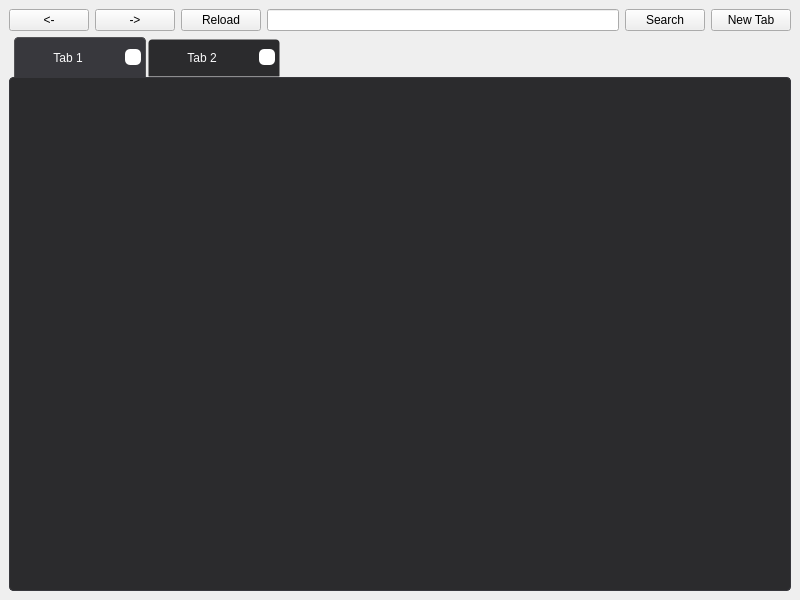
First picture: the form in mainwindow.ui, repository dhkey/qt-web-browser, before the edit.
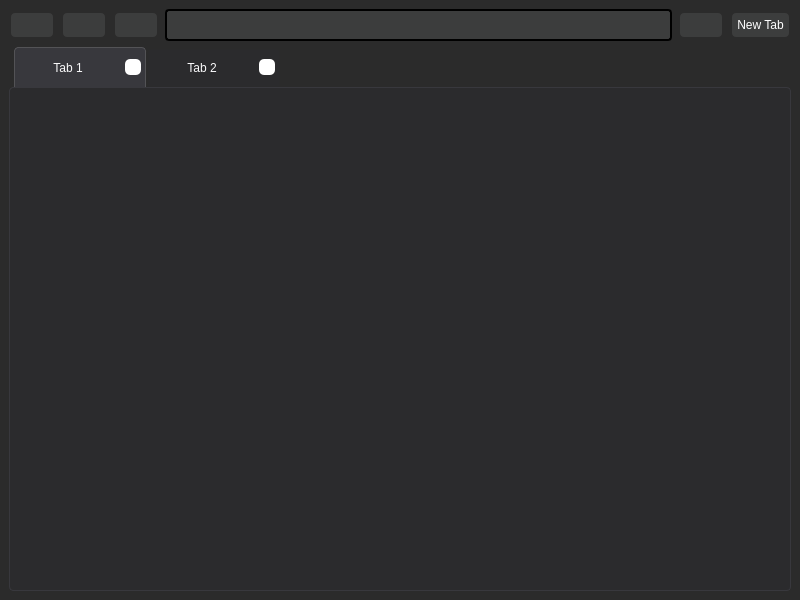
Second picture: the form after the edit. The open tabs and pages were chosen to show the change. Icons and pictures are not drawn.

Commit message: added basic styles

The edit to the form file:
```diff
--- a/mainwindow.ui
+++ b/mainwindow.ui
@@ -13,6 +13,18 @@
   <property name="windowTitle">
    <string>MainWindow</string>
   </property>
+  <property name="styleSheet">
+   <string notr="true">QMainWindow {
+    background-color: #2b2b2b;
+}
+
+QMainWindow#MainWindow QTabBar::close-button {
+    background-color: rgb(255, 255, 255);
+    subcontrol-position: right;
+    border-radius: 5px;
+    margin: 2px;
+}</string>
+  </property>
   <widget class="QWidget" name="centralwidget">
    <layout class="QGridLayout" name="gridLayout_5">
     <item row="0" column="1">
@@ -21,36 +33,202 @@
        <layout class="QHBoxLayout" name="horizontalLayout_4">
         <item>
          <widget class="QPushButton" name="backButton">
+          <property name="sizePolicy">
+           <sizepolicy hsizetype="Preferred" vsizetype="Fixed">
+            <horstretch>0</horstretch>
+            <verstretch>0</verstretch>
+           </sizepolicy>
+          </property>
+          <property name="styleSheet">
+           <string notr="true">
+QPushButton, QToolButton {
+    background-color: rgb(60, 61, 61);
+    border: none;
+    color: white;
+    qproperty-iconSize: 20px 20px;
+    padding: 5px;
+    margin: 2;
+    border-radius: 4px;
+}
+
+QPushButton:hover, QToolButton:hover {
+    background-color: #4a4a4f;
+}
+
+QPushButton:disabled, QToolButton:disabled {
+    opacity: 0.5;
+}
+
+QPushButton:pressed, QToolButton:pressed {
+    background-color: #2b2b2d;
+}
+
+QPushButton:focus, QToolButton:focus {
+    outline: none;
+    border: 1px solid #535356;
+}</string>
+          </property>
           <property name="text">
-           <string>&lt;-</string>
+           <string/>
+          </property>
+          <property name="icon">
+           <iconset theme="QIcon::ThemeIcon::GoPrevious"/>
           </property>
          </widget>
         </item>
         <item>
          <widget class="QPushButton" name="forwardButton">
+          <property name="autoFillBackground">
+           <bool>false</bool>
+          </property>
+          <property name="styleSheet">
+           <string notr="true">
+QPushButton, QToolButton {
+    background-color: rgb(60, 61, 61);
+    border: none;
+    color: white;
+    qproperty-iconSize: 20px 20px;
+    padding: 5px;
+    margin: 2;
+    border-radius: 4px;
+}
+
+QPushButton:hover, QToolButton:hover {
+    background-color: #4a4a4f;
+}
+
+QPushButton:disabled, QToolButton:disabled {
+    opacity: 0.5;
+}
+
+QPushButton:pressed, QToolButton:pressed {
+    background-color: #2b2b2d;
+}
+
+QPushButton:focus, QToolButton:focus {
+    outline: none;
+    border: 1px solid #535356;
+}</string>
+          </property>
           <property name="text">
-           <string>-&gt;</string>
+           <string/>
+          </property>
+          <property name="icon">
+           <iconset theme="QIcon::ThemeIcon::GoNext"/>
           </property>
          </widget>
         </item>
         <item>
          <widget class="QPushButton" name="reloadButton">
+          <property name="styleSheet">
+           <string notr="true">
+QPushButton, QToolButton {
+    background-color: rgb(60, 61, 61);
+    border: none;
+    color: white;
+    qproperty-iconSize: 20px 20px;
+    padding: 5px;
+    margin: 2;
+    border-radius: 4px;
+}
+
+QPushButton:hover, QToolButton:hover {
+    background-color: #4a4a4f;
+}
+
+QPushButton:disabled, QToolButton:disabled {
+    opacity: 0.5;
+}
+
+QPushButton:pressed, QToolButton:pressed {
+    background-color: #2b2b2d;
+}
+
+QPushButton:focus, QToolButton:focus {
+    outline: none;
+    border: 1px solid #535356;
+}</string>
+          </property>
           <property name="text">
-           <string>Reload</string>
+           <string/>
+          </property>
+          <property name="icon">
+           <iconset theme="QIcon::ThemeIcon::ViewRefresh"/>
           </property>
          </widget>
         </item>
        </layout>
       </item>
       <item row="0" column="2">
-       <widget class="QPushButton" name="SearchButton">
+       <widget class="QPushButton" name="searchButton">
+        <property name="styleSheet">
+         <string notr="true">
+QPushButton, QToolButton {
+    background-color: rgb(60, 61, 61);
+    border: none;
+    color: white;
+    qproperty-iconSize: 20px 20px;
+    padding: 5px;
+    margin: 2;
+    border-radius: 4px;
+}
+
+QPushButton:hover, QToolButton:hover {
+    background-color: #4a4a4f;
+}
+
+QPushButton:disabled, QToolButton:disabled {
+    opacity: 0.5;
+}
+
+QPushButton:pressed, QToolButton:pressed {
+    background-color: #2b2b2d;
+}
+
+QPushButton:focus, QToolButton:focus {
+    outline: none;
+    border: 1px solid #535356;
+}</string>
+        </property>
         <property name="text">
-         <string>Search</string>
+         <string/>
+        </property>
+        <property name="icon">
+         <iconset theme="QIcon::ThemeIcon::SystemSearch"/>
         </property>
        </widget>
       </item>
       <item row="0" column="3">
        <widget class="QPushButton" name="newTabButton">
+        <property name="styleSheet">
+         <string notr="true">
+QPushButton, QToolButton {
+    background-color: rgb(60, 61, 61);
+    border: none;
+    color: white;
+    qproperty-iconSize: 20px 20px;
+    padding: 5px;
+    margin: 2;
+    border-radius: 4px;
+}
+
+QPushButton:hover, QToolButton:hover {
+    background-color: #4a4a4f;
+}
+
+QPushButton:disabled, QToolButton:disabled {
+    opacity: 0.5;
+}
+
+QPushButton:pressed, QToolButton:pressed {
+    background-color: #2b2b2d;
+}
+
+QPushButton:focus, QToolButton:focus {
+    outline: none;
+    border: 1px solid #535356;
+}</string>
+        </property>
         <property name="text">
          <string>New Tab</string>
         </property>
@@ -64,6 +242,25 @@
           <verstretch>0</verstretch>
          </sizepolicy>
         </property>
+        <property name="styleSheet">
+         <string notr="true">    QLineEdit {
+        background-color: rgb(60, 61, 61);;    
+        border: 2px solid;  
+        border-radius: 4px;     
+        padding: 5px;               
+        font-size: 14px;            
+	   color: #ffffff;            
+
+    }
+    QLineEdit:focus {
+        border: 2px solid #0078d7;    
+        outline: none;                
+    }
+    QLineEdit:disabled {
+        background-color: #f5f5f5; 
+        color: #999
+    }</string>
+        </property>
        </widget>
       </item>
       <item row="1" column="0" colspan="4">
@@ -71,7 +268,7 @@
         <property name="styleSheet">
          <string notr="true">QTabWidget::pane {
     border: 1px solid #38383d;
-    background-color: #2b2b2d;
+    background-color: #2b2b2d !important;
     border-radius: 4px;
 }
 
@@ -107,7 +304,7 @@
 
 QTabBar::close-button {
     background-color: rgb(255, 255, 255);
-    subcontrol-position: right;
+    subcontrol-position: right center;
     border-radius: 5px;
     margin: 2px;
 }
```
Left out of the diff: 2 changed lines with no effect on the pictures. The commit also changes 7 other files.
